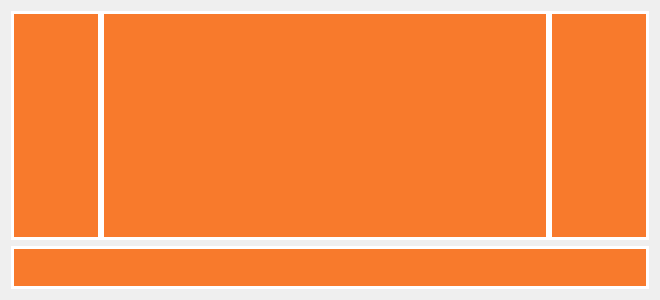
Above: PlanGuidePlanner/ui/newGuideExperiment/NewTest.ui from JesseRobot01/PlanGuidePlanner before the change. Below: the same form after it.
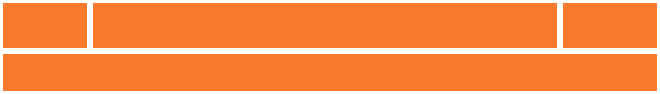
That is the form after the change.

Commit message: Better theming

The edit to the form file:
```diff
--- a/PlanGuidePlanner/ui/newGuideExperiment/NewTest.ui
+++ b/PlanGuidePlanner/ui/newGuideExperiment/NewTest.ui
@@ -7,13 +7,28 @@
     <x>0</x>
     <y>0</y>
     <width>660</width>
-    <height>300</height>
+    <height>94</height>
    </rect>
   </property>
   <property name="windowTitle">
    <string>NewTest</string>
   </property>
   <layout class="QVBoxLayout" name="verticalLayout">
+   <property name="spacing">
+    <number>0</number>
+   </property>
+   <property name="leftMargin">
+    <number>0</number>
+   </property>
+   <property name="topMargin">
+    <number>0</number>
+   </property>
+   <property name="rightMargin">
+    <number>0</number>
+   </property>
+   <property name="bottomMargin">
+    <number>0</number>
+   </property>
    <item>
     <widget class="QWidget" name="testHead" native="true">
      <layout class="QHBoxLayout" name="horizontalLayout_10">
```
The commit also changes 2 other files.
